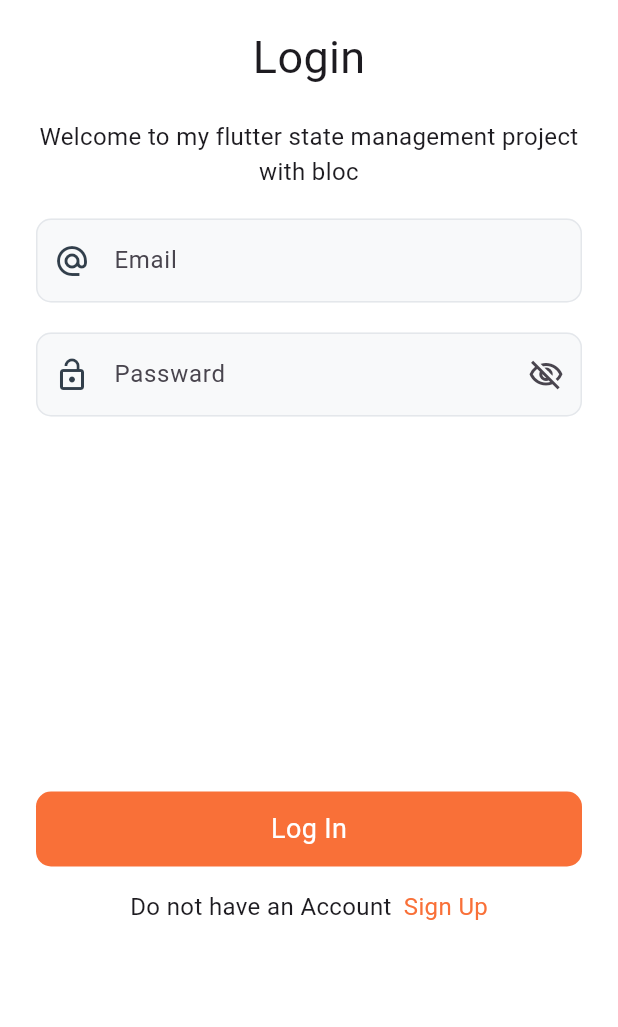
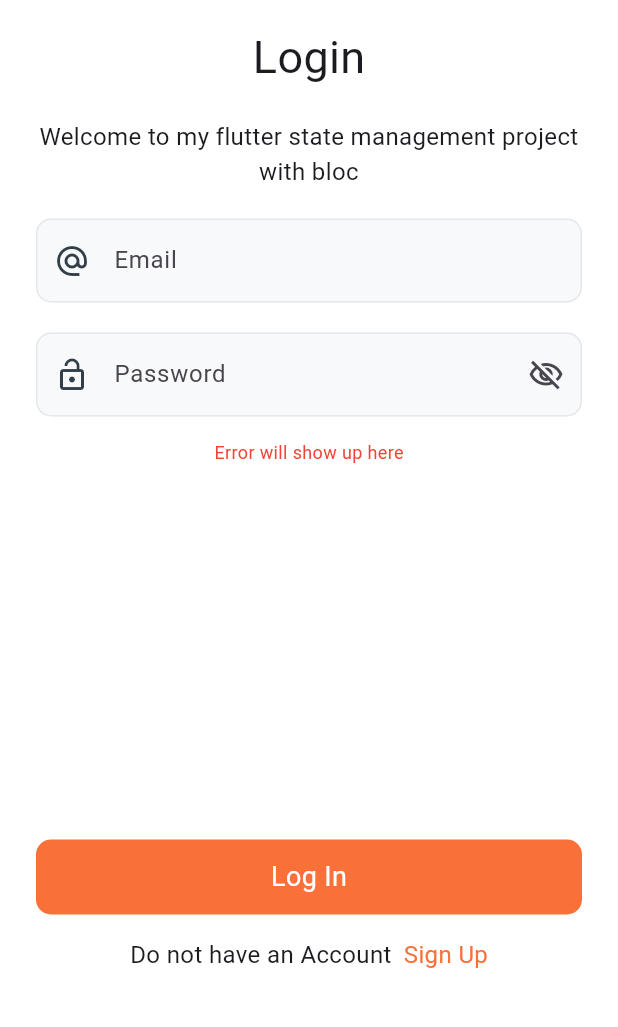
Before and after one commit to MuhammadAsif-12/bloc_management, a Flutter app: the SignIn screen opened directly, on a phone screen of 412 x 824 dp, the part 173-1200 px from its top. Run offline on Flutter 3.47's test engine with Material 3 defaults, Android fonts, the phone set to English and light mode, and no system bars; our stand-ins replace bloc, connectivity, flutter_bloc; Roboto replaces fonts that are missing (Rubik Medium, Rubik Regular).

Commit message:
adjust UI.

```diff
--- a/lib/screens/sign_in/sign_in_page.dart
+++ b/lib/screens/sign_in/sign_in_page.dart
@@ -69,52 +69,59 @@ class SignIn extends StatelessWidget {
                     TextStyle(fontSize: 16, fontFamily: 'Rubik Regular'),
                   ),
                 ),
-                SizedBox(
+                const SizedBox(
                   height: 20,
                 ),
                 TextFormField(
                   decoration: InputDecoration(
                     hintText: 'Email',
-                    fillColor: Color(0xffF8F9FA),
+                    fillColor: const Color(0xffF8F9FA),
                     filled: true,
-                    prefixIcon: Icon(
+                    prefixIcon: const Icon(
                       Icons.alternate_email,
                       color: Color(0xff323F4B),
                     ),
                     focusedBorder: OutlineInputBorder(
-                      borderSide: BorderSide(color: Color(0xffE4E7EB)),
+                      borderSide: const BorderSide(color: Color(0xffE4E7EB)),
                       borderRadius: BorderRadius.circular(10.0),
                     ),
                     enabledBorder: OutlineInputBorder(
-                      borderSide: BorderSide(color: Color(0xffE4E7EB)),
+                      borderSide: const BorderSide(color: Color(0xffE4E7EB)),
                       borderRadius: BorderRadius.circular(10.0),
                     ),
                   ),
                 ),
-                SizedBox(
+                const SizedBox(
                   height: 20,
                 ),
                 TextFormField(
                   decoration: InputDecoration(
-                      hintText: 'Passward',
-                      fillColor: Color(0xffF8F9FA),
-                      suffixIcon: Icon(Icons.visibility_off_outlined),
+                      hintText: 'Password',
+                      fillColor: const Color(0xffF8F9FA),
+                      suffixIcon: const Icon(Icons.visibility_off_outlined),
                       filled: true,
-                      prefixIcon: Icon(
+                      prefixIcon: const Icon(
                         Icons.lock_open,
                         color: Color(0xff323F4B),
                       ),
                       focusedBorder: OutlineInputBorder(
-                        borderSide: BorderSide(color: Color(0xffE4E7EB)),
+                        borderSide: const BorderSide(color: Color(0xffE4E7EB)),
                         borderRadius: BorderRadius.circular(10.0),
                       ),
                       enabledBorder: OutlineInputBorder(
-                        borderSide: BorderSide(color: Color(0xffE4E7EB)),
+                        borderSide: const BorderSide(color: Color(0xffE4E7EB)),
                         borderRadius: BorderRadius.circular(10.0),
                       )),
                 ),
+                const SizedBox(
+                  height: 15,
+                ),
+                const Text('Error will show up here', style: TextStyle(
+                    color: Colors.red,
+                    fontSize: 12
+                ),),
 
-                SizedBox(
+                const SizedBox(
                   height: 250,
                 ),
                 InkWell(
@@ -123,7 +130,7 @@ class SignIn extends StatelessWidget {
                     height: 50,
                     width: 400,
                     decoration: BoxDecoration(
-                        color: Color(0xffF97038),
+                        color: const Color(0xffF97038),
                         borderRadius: BorderRadius.circular(10)),
                     child: const Center(
                       child: Text(
@@ -137,7 +144,7 @@ class SignIn extends StatelessWidget {
                     ),
                   ),
                 ),
-                SizedBox(
+                const SizedBox(
                   height: 15,
                 ),
                 const Row(
--- a/lib/screens/sign_in/welcome_page.dart
+++ b/lib/screens/sign_in/welcome_page.dart
@@ -1,3 +1,4 @@
+import 'package:bloc_management/screens/sign_in/sign_in_page.dart';
 import 'package:flutter/material.dart';
 
 class WelcomePage extends StatelessWidget {
@@ -58,12 +59,15 @@ class WelcomePage extends StatelessWidget {
                     style: TextStyle(fontSize: 16, fontFamily: 'Rubik Regular'),
                   ),
                 ),
-                SizedBox(
+                const SizedBox(
                   height: 250,
                 ),
                 InkWell(
                   onTap: () {
-
+                    Navigator.push(
+                      context,
+                      MaterialPageRoute(builder: (context) => SignIn()),
+                    );
                   },
                   child: Container(
                     height: 50,
@@ -83,7 +87,7 @@ class WelcomePage extends StatelessWidget {
                     ),
                   ),
                 ),
-                SizedBox(
+                const SizedBox(
                   height: 15,
                 ),
                 InkWell(
```
